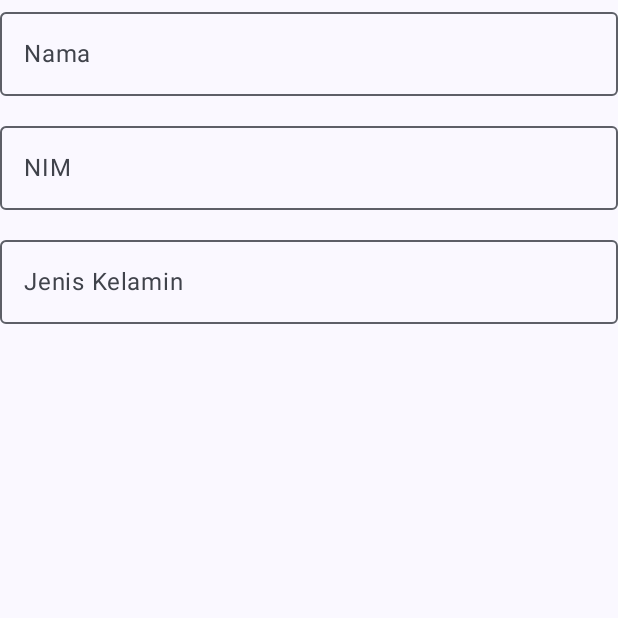
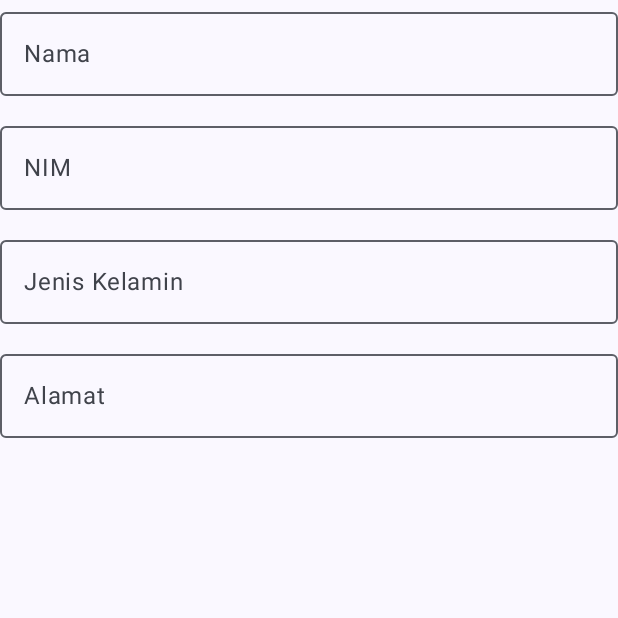
Before and after one commit to namira121/QuestAPI_081, an Android app built with Jetpack Compose: the composable FormInput shown on its own in the app's theme, on a phone screen of 412 x 824 dp, the top half of it. Run offline under Robolectric (Android 15) with nearby library versions, the phone set to English and light mode, and no system bars.

Commit message:
membuat textfield untuk alamat dan nilai akan disimpan di insertUiEvent alamat

```diff
--- a/app/src/main/java/com/example/praktikumremotedatabase/ui/View/InsertView.kt
+++ b/app/src/main/java/com/example/praktikumremotedatabase/ui/View/InsertView.kt
@@ -132,5 +132,13 @@ fun FormInput(
             enabled = enabled,
             singleLine = true
         )
+        OutlinedTextField(
+            value = insertUiEvent.alamat,
+            onValueChange = {onValueChange(insertUiEvent.copy(alamat = it))},
+            label = { Text("Alamat") },
+            modifier = Modifier.fillMaxWidth(),
+            enabled = enabled,
+            singleLine = true
+        )
     }
 }
```
